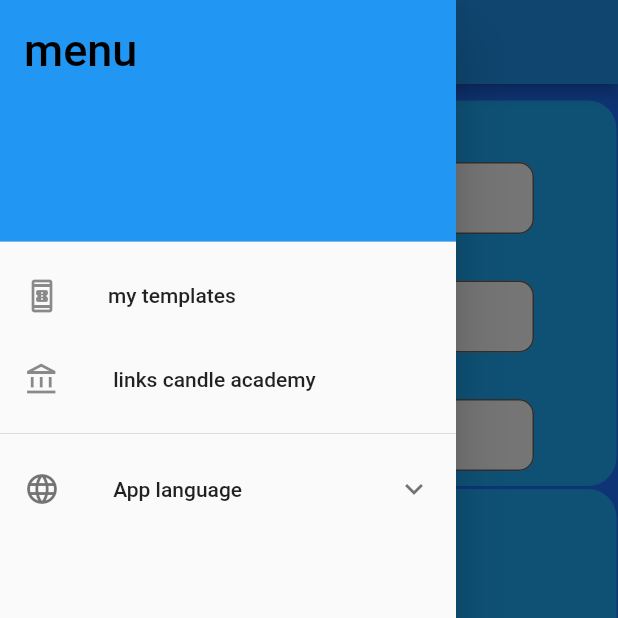
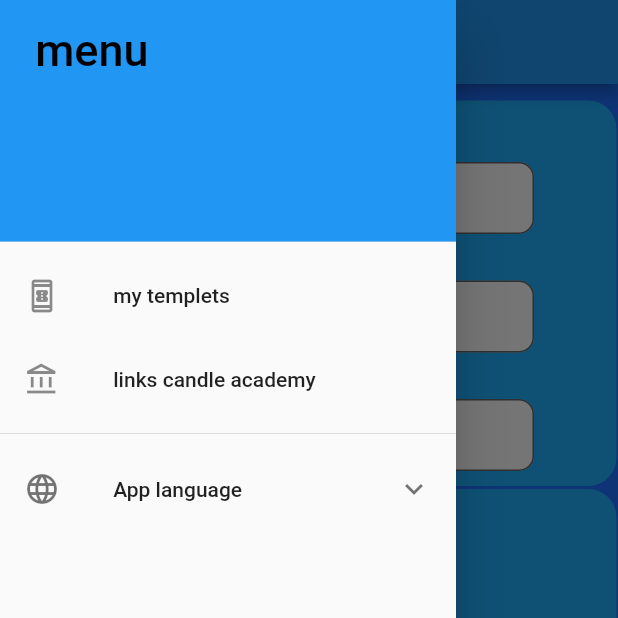
Before and after one commit to abdohass/candle3, a Flutter app: the screen it shows after launch, with the side drawer open, on a phone screen of 412 x 824 dp, the top half of it. Run offline on Flutter 3.47's test engine with Material 2 defaults, Android fonts, the phone set to English and light mode, and no system bars; our stand-ins replace hive, hive_flutter, shared_preferences; accounts and stored records are empty.

Commit message:
2/8/after widget.unit wax and foe edit again

```diff
--- a/assets/lang/ar.json
+++ b/assets/lang/ar.json
@@ -7,8 +7,10 @@
   "English" : "انجليزي",
   "candle calculator" : " حاسبة الشموع" ,
   "menu"  :" اختار من القائمة",
-  "my templates" : "شموعي الحزينة السابقة ",
+
   "App language" : " اختار لغة التطبيق",
 
-  "Arabic" : "Arabic"
+  "Arabic" : "عربي",
+
+  "my templets" : " النماذج السابقة"
 }
--- a/assets/lang/en.json
+++ b/assets/lang/en.json
@@ -8,6 +8,8 @@
   "menu"  :"menu" ,
   "my templates" : "my templates" ,
   "App language" : "App language" ,
-  "Arabic" : "Arabic"
+  "Arabic" : "Arabic" ,
+  "my templets" : "my templets" ,
+  "oil candle" : "oil candle"
 
 }
--- a/lib/sreens/firstscreen.dart
+++ b/lib/sreens/firstscreen.dart
@@ -59,6 +59,13 @@ String unitfo ='g';
         unitWax = 'kg';}
         else{
           unitWax ='g';
+
+      }
+
+      if(double.parse(resultfo) >1000) {
+        unitfo = 'kg';}
+      else{
+        unitfo ='g';
 
       }
       print(resultfo);
@@ -184,14 +191,14 @@ String unitfo ='g';
     decoration: BoxDecoration(
     color: Colors.blue,
     ),
-    child: Text('menu' ,
-    style: TextStyle(fontSize: 30,
-    color: Colors.black),),
+    child: Text   (" ${getLang(context, "menu")}", style: TextStyle(fontSize: 30,
+        color: Colors.black)),
+
     ),
     ListTile(
       leading: Icon(Icons.book_online_outlined),
 
-      title: const Text('my templates'),
+      title: Text(" ${getLang(context, "my templets")}"),
     onTap: () {
       Navigator.push(context, MaterialPageRoute(
           builder: (context){
```
